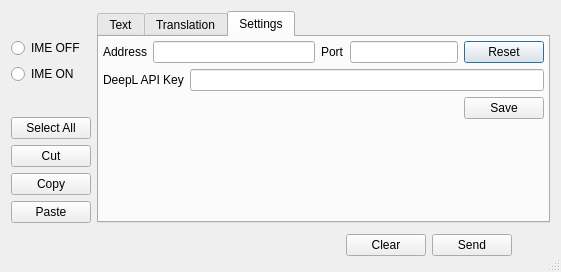
This is MainDialog.ui in soramimi/OSC-ChatPad as Qt 5 draws it before an edit. The edited form follows.
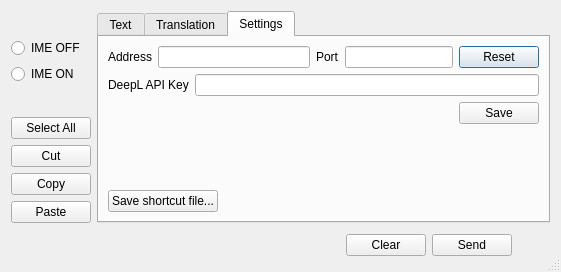
This is the edited form. The open tabs and pages were chosen to show the change. Custom widgets are drawn as their Qt base class.

Commit message: Add WindowsShortcutFile source and header for creating Windows shortcuts

What changed in the file:
```diff
--- a/MainDialog.ui
+++ b/MainDialog.ui
@@ -287,19 +287,7 @@
         <attribute name="title">
          <string>Settings</string>
         </attribute>
-        <layout class="QVBoxLayout" name="verticalLayout_6">
-         <property name="leftMargin">
-          <number>4</number>
-         </property>
-         <property name="topMargin">
-          <number>4</number>
-         </property>
-         <property name="rightMargin">
-          <number>4</number>
-         </property>
-         <property name="bottomMargin">
-          <number>4</number>
-         </property>
+        <layout class="QVBoxLayout" name="verticalLayout_5">
          <item>
           <layout class="QHBoxLayout" name="horizontalLayout_3">
            <item>
@@ -396,6 +384,30 @@
            </property>
           </spacer>
          </item>
+         <item>
+          <layout class="QHBoxLayout" name="horizontalLayout_4">
+           <item>
+            <widget class="QPushButton" name="pushButton_save_shortcut_file">
+             <property name="text">
+              <string>Save shortcut file...</string>
+             </property>
+            </widget>
+           </item>
+           <item>
+            <spacer name="horizontalSpacer">
+             <property name="orientation">
+              <enum>Qt::Horizontal</enum>
+             </property>
+             <property name="sizeHint" stdset="0">
+              <size>
+               <width>40</width>
+               <height>20</height>
+              </size>
+             </property>
+            </spacer>
+           </item>
+          </layout>
+         </item>
         </layout>
        </widget>
       </widget>
```
Left out of the diff: 7 changed lines with no effect on the pictures. The commit also changes 5 other files.
